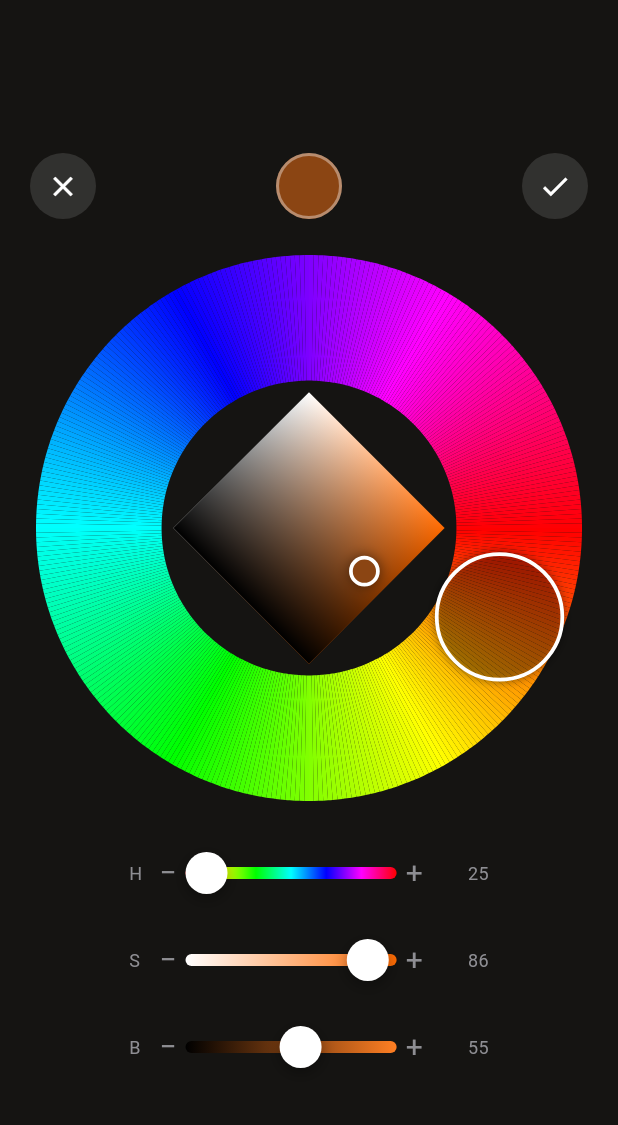
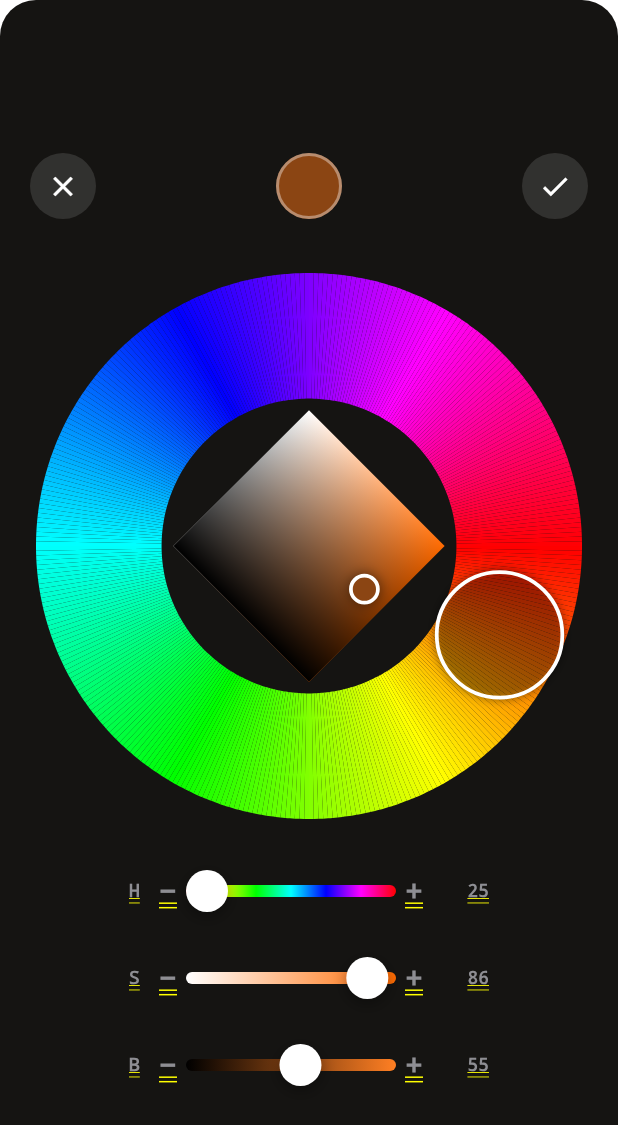
Before and after one commit to hovtsamsung5677/cham2, a Flutter app: the ColorPickerScreen screen opened by its route, on a phone screen of 412 x 824 dp. Shown: the top 1125 px of the screen. Run offline on Flutter 3.47's test engine with Material 3 defaults, Android fonts, the phone set to English and light mode, and no system bars; our stand-ins replace camera, gallery_saver, image_picker, permission_handler, share_plus; missing offline and left inert: flex_color_picker.

```diff
--- a/client/lib/screens/color_picker_screen.dart
+++ b/client/lib/screens/color_picker_screen.dart
@@ -74,9 +74,12 @@ class _ColorPickerScreenState extends State<ColorPickerScreen> {
 
 @override
   Widget build(BuildContext context) {
-    return Scaffold(
-      backgroundColor: const Color(0xFF151412),
-      body: Stack(
+    return Container(
+      decoration: const BoxDecoration(
+        color: Color(0xFF151412),
+        borderRadius: BorderRadius.vertical(top: Radius.circular(24)),
+      ),
+      child: Stack(
         children: [
           const Positioned.fill(child: _ColorPickerBackground()),
           Center(
@@ -97,8 +100,10 @@ class _ColorPickerScreenState extends State<ColorPickerScreen> {
   }
 
   Widget _buildHeader() {
-    return Padding(
-      padding: const EdgeInsets.symmetric(horizontal: 20),
+    return SafeArea(
+      bottom: false,
+      child: Padding(
+        padding: const EdgeInsets.symmetric(horizontal: 20, vertical: 12),
         child: Row(
           mainAxisAlignment: MainAxisAlignment.spaceBetween,
           children: [
@@ -114,6 +119,7 @@ class _ColorPickerScreenState extends State<ColorPickerScreen> {
             ),
             _IconButton(icon: Icons.check, onTap: () => Navigator.pop(context, currentColor)),
           ],
+        ),
       ),
     );
   }
```
Also changed, not shown: client/lib/screens/editor_screen.dart (+12 -19 lines). Lines whose indentation alone changed are shown as unchanged.
